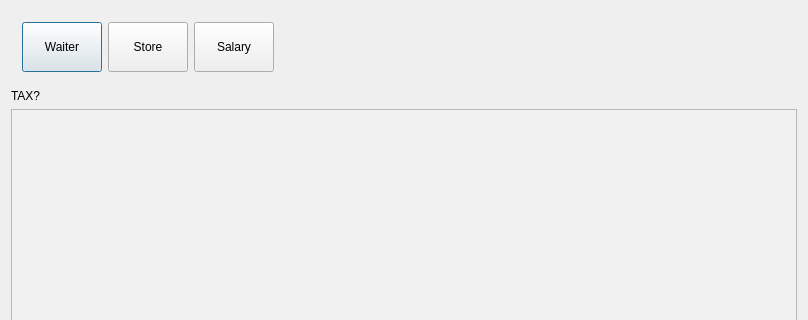
End1-1/FastFServer, file dialog.ui: the form before one commit; both pictures show x 0 to 808 and y 0 to 320 of the 808 by 564 pixel window.
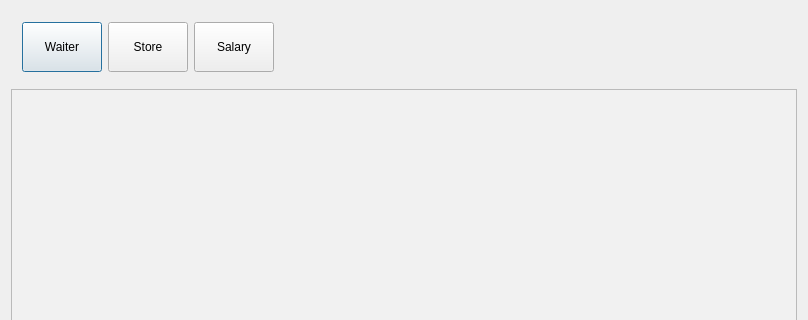
The form after the commit. Icons and pictures are not drawn.

```diff
--- a/dialog.ui
+++ b/dialog.ui
@@ -102,13 +102,6 @@
      </layout>
     </widget>
    </item>
-   <item>
-    <widget class="QLabel" name="lbTax">
-     <property name="text">
-      <string>TAX?</string>
-     </property>
-    </widget>
-   </item>
    <item>
     <widget class="QPlainTextEdit" name="plLog">
      <property name="styleSheet">
```
Left out of the diff: 4 changed lines with no effect on the pictures.
